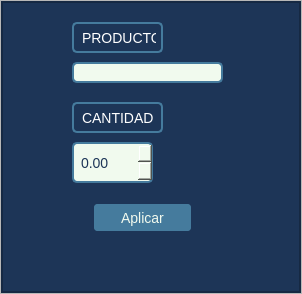
Before: the Qt Designer form ui_files/ventana_salidas.ui in velardejp/Planta2, drawn with Qt 5.
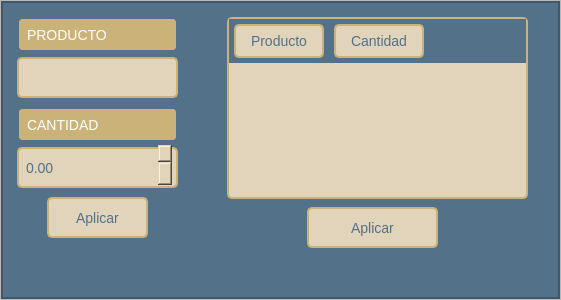
After: the same form once the commit is applied. Icons and pictures are not drawn.

The edit to the form file:
```diff
--- a/ui_files/ventana_salidas.ui
+++ b/ui_files/ventana_salidas.ui
@@ -6,8 +6,8 @@
    <rect>
     <x>0</x>
     <y>0</y>
-    <width>302</width>
-    <height>294</height>
+    <width>561</width>
+    <height>300</height>
    </rect>
   </property>
   <property name="windowTitle">
@@ -56,7 +56,7 @@
       <item>
        <widget class="QFrame" name="backgroundcolor_frame">
         <property name="styleSheet">
-         <string notr="true">background-color: rgb(29, 53, 87);</string>
+         <string notr="true">background-color: #537188;</string>
         </property>
         <property name="frameShape">
          <enum>QFrame::StyledPanel</enum>
@@ -91,40 +91,44 @@
            <widget class="QComboBox" name="productos_exit">
             <property name="geometry">
              <rect>
-              <x>70</x>
-              <y>60</y>
-              <width>151</width>
-              <height>21</height>
+              <x>10</x>
+              <y>50</y>
+              <width>171</width>
+              <height>51</height>
              </rect>
             </property>
             <property name="styleSheet">
              <string notr="true">QComboBox {
-        background-color: #F1FAEE;
-        color: #1D3557;
-        border: 2px solid #457B9D;
-        border-radius: 5px;
-        padding: 5px;
-        font-size: 14px;
-    }
-    QComboBox::drop-down {
-        border: none;
-    }
-    QComboBox::down-arrow {
-        image: url(C:/Users/velar/OneDrive/Escritorio/Planta2/assets/icons8-expand-arrow-24.png);
-    }
-    QComboBox QAbstractItemView {
-        border: 2px solid #457B9D;
-        selection-background-color: #457B9D;
-    }</string>
+    background-color: #E1D4BB;
+    color: #537188;
+    border: 2px solid #CBB279;
+    border-radius: 5px;
+    padding: 5px;
+    margin: 5px;
+    font-size: 14px;
+}
+
+QComboBox::drop-down {
+    border: none;
+}
+
+QComboBox::down-arrow {
+    image: url(C:/Users/velar/OneDrive/Escritorio/Planta2/assets/icons8-expand-arrow-24.png);
+}
+
+QComboBox QAbstractItemView {
+    border: 2px solid #537188;
+    selection-background-color: #CBB279;
+}</string>
             </property>
            </widget>
            <widget class="QLabel" name="label">
             <property name="geometry">
              <rect>
-              <x>70</x>
-              <y>20</y>
-              <width>91</width>
-              <height>31</height>
+              <x>10</x>
+              <y>10</y>
+              <width>171</width>
+              <height>45</height>
              </rect>
             </property>
             <property name="layoutDirection">
@@ -132,13 +136,15 @@
             </property>
             <property name="styleSheet">
              <string notr="true">QLabel {
-        color: #ffffff;            /* Color del texto */
-        
-        border: 2px solid #457B9D; /* Color del borde */
-        border-radius: 5px;        /* Radio del borde (para bordes redondeados) */
-        padding: 5px;              /* Espacio interior alrededor del texto */
-        font-size: 14px;           /* Tamaño del texto */
-    }</string>
+    color: #ffffff;
+    border: 2px solid #537188;
+    border-radius: 5px;
+    padding: 5px;
+    margin: 5px;
+    font-size: 14px;
+    text-align: center;
+    background-color: #CBB279;
+}</string>
             </property>
             <property name="text">
              <string>PRODUCTO</string>
@@ -147,46 +153,51 @@
            <widget class="QDoubleSpinBox" name="cantidad_exit_spin">
             <property name="geometry">
              <rect>
-              <x>70</x>
+              <x>10</x>
               <y>140</y>
-              <width>81</width>
-              <height>41</height>
+              <width>171</width>
+              <height>51</height>
              </rect>
             </property>
             <property name="styleSheet">
              <string notr="true"> QDoubleSpinBox {
-        background-color: #F1FAEE;
-        color: #1D3557;
-        border: 2px solid #457B9D;
-        border-radius: 5px;
-        padding: 5px;
-        font-size: 14px;
-    }
-    QDoubleSpinBox::up-button {
-        width: 20px;
-        border: none;
-        background: #457B9D url(C:/Users/velar/OneDrive/Escritorio/Planta2/assets/icons8-collapse-arrow-24.png) no-repeat center;
-    }
-    QDoubleSpinBox::down-button {
-        width: 20px;
-        border: none;
-        background: #457B9D url(C:/Users/velar/OneDrive/Escritorio/Planta2/assets/icons8-expand-arrow-24.png) no-repeat center;
-    }
-    QDoubleSpinBox::up-button:pressed {
-        background: #1D3557 url(path_to_up_arrow) no-repeat center;
-    }
-    QDoubleSpinBox::down-button:pressed {
-        background: #1D3557 url(path_to_down_arrow) no-repeat center;
-    }</string>
+    background-color: #E1D4BB;
+    color: #537188;
+    border: 2px solid #CBB279;
+    border-radius: 5px;
+    padding: 5px;
+    margin: 5px;
+    font-size: 14px;
+}
+
+QDoubleSpinBox::up-button {
+    width: 20px;
+    border: none;
+    background: #537188 url(C:/Users/velar/OneDrive/Escritorio/Planta2/assets/icons8-collapse-arrow-24.png) no-repeat center;
+}
+
+QDoubleSpinBox::down-button {
+    width: 20px;
+    border: none;
+    background: #537188 url(C:/Users/velar/OneDrive/Escritorio/Planta2/assets/icons8-expand-arrow-24.png) no-repeat center;
+}
+
+QDoubleSpinBox::up-button:pressed {
+    background: #CBB279 url(C:/Users/velar/OneDrive/Escritorio/Planta2/assets/icons8-collapse-arrow-24.png) no-repeat center;
+}
+
+QDoubleSpinBox::down-button:pressed {
+    background: #CBB279 url(C:/Users/velar/OneDrive/Escritorio/Planta2/assets/icons8-expand-arrow-24.png) no-repeat center;
+}</string>
             </property>
            </widget>
            <widget class="QLabel" name="label_2">
             <property name="geometry">
              <rect>
-              <x>70</x>
+              <x>10</x>
               <y>100</y>
-              <width>91</width>
-              <height>31</height>
+              <width>171</width>
+              <height>45</height>
              </rect>
             </property>
             <property name="layoutDirection">
@@ -194,13 +205,15 @@
             </property>
             <property name="styleSheet">
              <string notr="true">QLabel {
-        color: #ffffff;            /* Color del texto */
-        
-        border: 2px solid #457B9D; /* Color del borde */
-        border-radius: 5px;        /* Radio del borde (para bordes redondeados) */
-        padding: 5px;              /* Espacio interior alrededor del texto */
-        font-size: 14px;           /* Tamaño del texto */
-    }</string>
+    color: #ffffff;
+    border: 2px solid #537188;
+    border-radius: 5px;
+    padding: 5px;
+    margin: 5px;
+    font-size: 14px;
+    text-align: center;
+    background-color: #CBB279;
+}</string>
             </property>
             <property name="text">
              <string>CANTIDAD</string>
@@ -209,30 +222,118 @@
            <widget class="QPushButton" name="submit_exit_button">
             <property name="geometry">
              <rect>
-              <x>90</x>
+              <x>300</x>
               <y>200</y>
-              <width>101</width>
-              <height>31</height>
+              <width>141</width>
+              <height>51</height>
              </rect>
             </property>
             <property name="styleSheet">
              <string notr="true">QPushButton {
-        background-color: #457B9D;
-        color: #F1FAEE;
-        border: 2px solid #1D3557;
-        border-radius: 5px;
-        padding: 5px;
-        font-size: 14px;
-    }
-    QPushButton:hover {
-        background-color: #1D3557;
-        border: 2px solid #457B9D;
-    }
-    QPushButton:pressed {
-        background-color: #1D3557;
-        border: 2px solid #457B9D;
-        padding-left: 7px;  /* Para dar un efecto de &quot;presión&quot; */
-    }</string>
+    background-color: #E1D4BB;
+    color: #537188;
+    border: 2px solid #CBB279;
+    border-radius: 5px;
+    padding: 5px;
+    margin: 5px;
+    font-size: 14px;
+}
+
+QPushButton:hover {
+    background-color: #CBB279;
+    border: 2px solid #537188;
+}
+
+QPushButton:pressed {
+    background-color: #CBB279;
+    border: 2px solid #537188;
+    padding-left: 7px;
+}</string>
+            </property>
+            <property name="text">
+             <string>Aplicar</string>
+            </property>
+           </widget>
+           <widget class="QTableWidget" name="tabla_productos_salida">
+            <property name="geometry">
+             <rect>
+              <x>220</x>
+              <y>10</y>
+              <width>311</width>
+              <height>192</height>
+             </rect>
+            </property>
+            <property name="styleSheet">
+             <string notr="true">QTableWidget {
+    background-color: #E1D4BB;
+    color: #537188;
+    border: 2px solid #CBB279;
+    border-radius: 5px;
+    margin: 5px;
+    font-size: 14px;
+    gridline-color: #537188;
+}
+
+QTableWidget::item {
+    border: 1px solid #537188;
+}
+
+QTableWidget::item:selected {
+    background-color: #CBB279;
+    color: #E1D4BB;
+}
+
+QHeaderView::section {
+    background-color: #E1D4BB;
+    color: #537188;
+    padding: 5px;
+    border: 2px solid #CBB279;
+    border-radius: 5px;
+    margin: 5px;
+    font-size: 14px;
+}</string>
+            </property>
+            <column>
+             <property name="text">
+              <string>Producto</string>
+             </property>
+            </column>
+            <column>
+             <property name="text">
+              <string>Cantidad</string>
+             </property>
+            </column>
+           </widget>
+           <widget class="QPushButton" name="agrega_ingrediente_salida">
+            <property name="geometry">
+             <rect>
+              <x>40</x>
+              <y>190</y>
+              <width>111</width>
+              <height>51</height>
+             </rect>
+            </property>
+            <property name="styleSheet">
+             <string notr="true">QPushButton {
+    background-color: #E1D4BB;
+    color: #537188;
+    border: 2px solid #CBB279;
+    border-radius: 5px;
+    padding: 5px;
+    margin: 5px;
+    font-size: 14px;
+}
+
+QPushButton:hover {
+    background-color: #CBB279;
+    border: 2px solid #537188;
+}
+
+QPushButton:pressed {
+    background-color: #CBB279;
+    border: 2px solid #537188;
+    padding-left: 7px;
+}</string>
             </property>
             <property name="text">
              <string>Aplicar</string>
```
Left out of the diff: 2 changed lines with no effect on the pictures.
